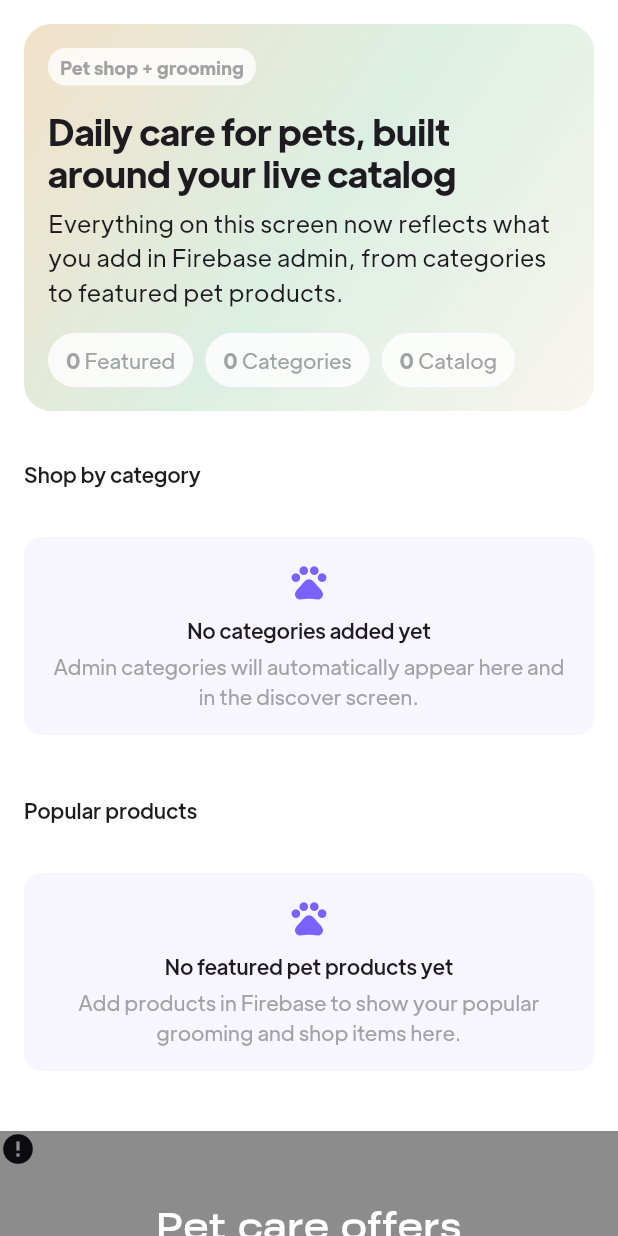
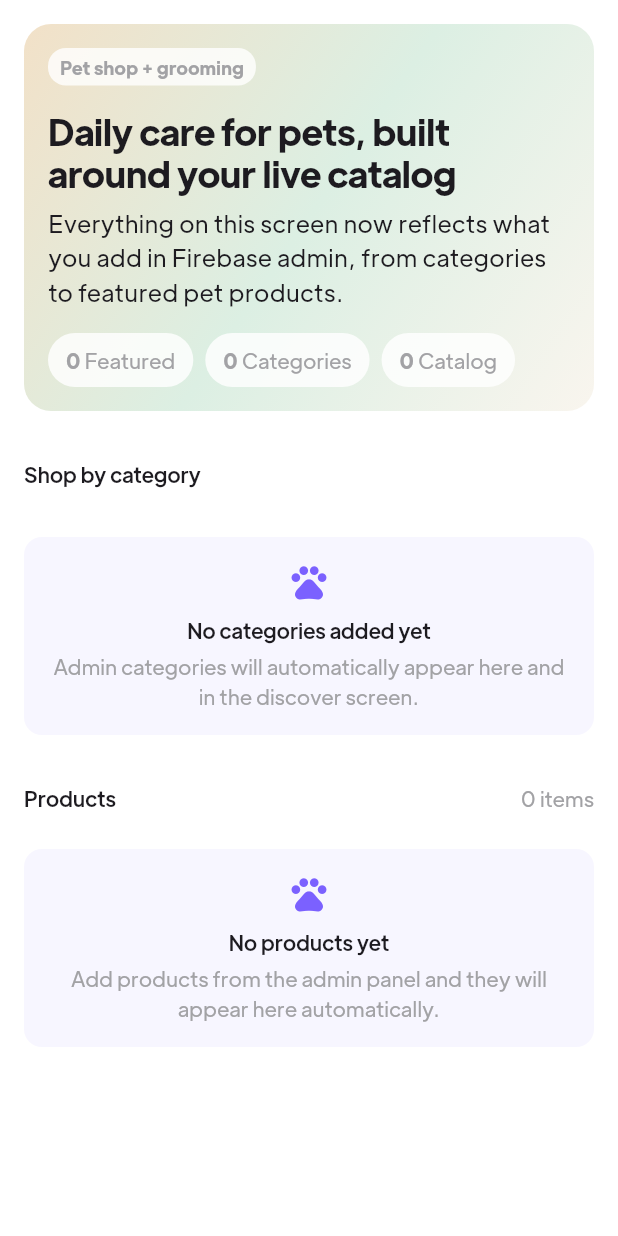
Before and after one commit to Afnan-001/E-Commerce-App, a Flutter app: the HomeScreen screen opened by its route, on a phone screen of 412 x 824 dp. Run offline on Flutter 3.47's test engine with Material 3 defaults, Android fonts, the phone set to English and light mode, and no system bars; drawn by our look-alikes of cached_network_image; our stand-ins replace cloud_firestore, firebase_auth, firebase_core, flutter_rating_bar, flutter_svg, form_field_validator and 1 more; accounts and stored records are empty.

Commit message:
Simplify home screen to a single product grid

```diff
--- a/lib/screens/home/views/components/popular_products.dart
+++ b/lib/screens/home/views/components/popular_products.dart
@@ -15,56 +15,73 @@ class PopularProducts extends StatelessWidget {
   @override
   Widget build(BuildContext context) {
     final productProvider = context.watch<ProductProvider>();
-    final products = productProvider.popularProducts;
+    final products = productProvider.catalogProducts;
 
     return Column(
       crossAxisAlignment: CrossAxisAlignment.start,
       children: [
         const SizedBox(height: defaultPadding / 2),
         Padding(
-          padding: const EdgeInsets.all(defaultPadding),
-          child: Text(
-            "Popular products",
-            style: Theme.of(context).textTheme.titleSmall,
+          padding: const EdgeInsets.symmetric(
+            horizontal: defaultPadding,
+            vertical: defaultPadding / 2,
+          ),
+          child: Row(
+            children: [
+              Expanded(
+                child: Text(
+                  'Products',
+                  style: Theme.of(context).textTheme.titleSmall,
+                ),
+              ),
+              Text(
+                '${products.length} items',
+                style: Theme.of(context).textTheme.bodyMedium,
+              ),
+            ],
           ),
         ),
         if (products.isEmpty)
           const SectionEmptyState(
-            title: "No featured pet products yet",
+            title: 'No products yet',
             message:
-                "Add products in Firebase to show your popular grooming and shop items here.",
+                'Add products from the admin panel and they will appear here automatically.',
           )
         else
-          SizedBox(
-            height: 220,
-            child: ListView.builder(
-              scrollDirection: Axis.horizontal,
+          Padding(
+            padding: const EdgeInsets.all(defaultPadding),
+            child: GridView.builder(
+              shrinkWrap: true,
+              physics: const NeverScrollableScrollPhysics(),
               itemCount: products.length,
-              itemBuilder: (context, index) => Padding(
-                padding: EdgeInsets.only(
-                  left: defaultPadding,
-                  right: index == products.length - 1 ? defaultPadding : 0,
-                ),
-                child: ProductCard(
-                  image: products[index].image,
-                  brandName: products[index].brandName,
-                  title: products[index].title,
-                  price: products[index].price,
-                  priceAfetDiscount: products[index].priceAfetDiscount,
-                  dicountpercent: products[index].dicountpercent,
-                  isSaved: productProvider.isBookmarked(products[index].id),
+              gridDelegate: const SliverGridDelegateWithFixedCrossAxisCount(
+                crossAxisCount: 2,
+                mainAxisSpacing: defaultPadding,
+                crossAxisSpacing: defaultPadding,
+                childAspectRatio: 0.64,
+              ),
+              itemBuilder: (context, index) {
+                final product = products[index];
+                return ProductCard(
+                  image: product.image,
+                  brandName: product.brandName,
+                  title: product.title,
+                  price: product.price,
+                  priceAfetDiscount: product.priceAfetDiscount,
+                  dicountpercent: product.dicountpercent,
+                  isSaved: productProvider.isBookmarked(product.id),
                   onToggleSaved: () {
-                    context.read<ProductProvider>().toggleBookmark(products[index]);
+                    context.read<ProductProvider>().toggleBookmark(product);
                   },
                   press: () {
                     Navigator.pushNamed(
                       context,
                       productDetailsScreenRoute,
-                      arguments: products[index],
+                      arguments: product,
                     );
                   },
-                ),
-              ),
+                );
+              },
             ),
           ),
       ],
--- a/lib/screens/home/views/home_screen.dart
+++ b/lib/screens/home/views/home_screen.dart
@@ -1,9 +1,6 @@
 import 'package:flutter/material.dart';
 import 'package:shop/constants.dart';
 
-import 'components/best_sellers.dart';
-import 'components/flash_sale.dart';
-import 'components/most_popular.dart';
 import 'components/offer_carousel_and_categories.dart';
 import 'components/popular_products.dart';
 
@@ -18,14 +15,8 @@ class HomeScreen extends StatelessWidget {
           slivers: [
             const SliverToBoxAdapter(child: OffersCarouselAndCategories()),
             const SliverToBoxAdapter(child: PopularProducts()),
-            const SliverPadding(
-              padding: EdgeInsets.symmetric(vertical: defaultPadding * 1.5),
-              sliver: SliverToBoxAdapter(child: FlashSale()),
-            ),
-            const SliverToBoxAdapter(child: BestSellers()),
-            const SliverToBoxAdapter(child: MostPopular()),
             const SliverToBoxAdapter(
-              child: SizedBox(height: defaultPadding * 1.5),
+              child: SizedBox(height: defaultPadding),
             ),
           ],
         ),
```
